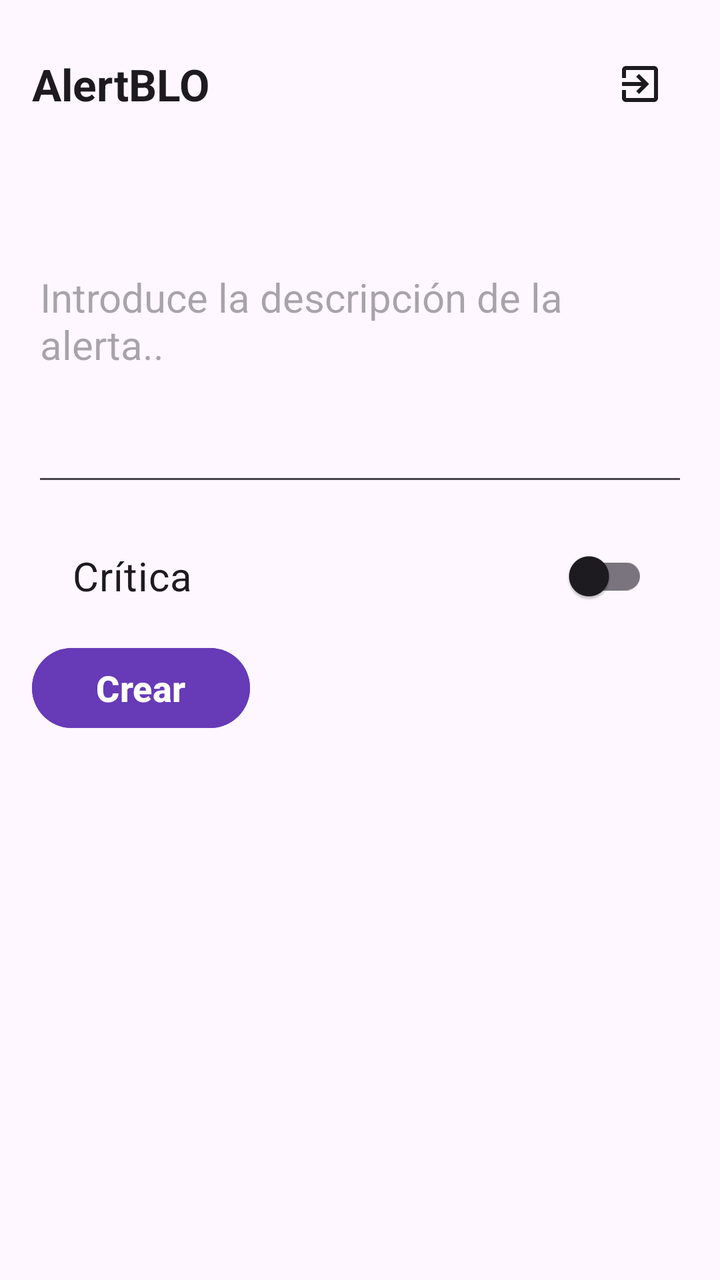
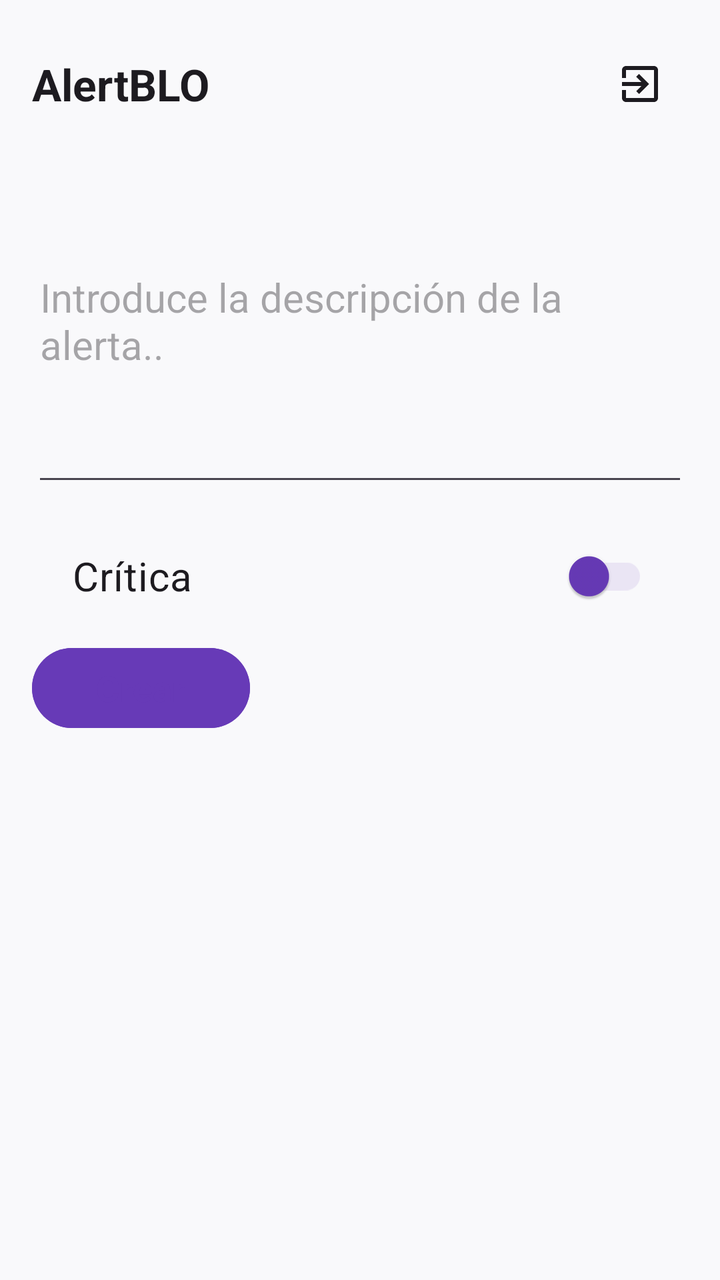

Compare the two renders of this Android layout. The source of the first and the diff that turns it into the second are given below.
<!-- AndroidManifest.xml: application theme Theme.AlertBLO -->
<!-- res/layout/fragment_home.xml -->
<?xml version="1.0" encoding="utf-8"?>
<LinearLayout xmlns:android="http://schemas.android.com/apk/res/android"
    xmlns:app="http://schemas.android.com/apk/res-auto"
    android:layout_width="match_parent"
    android:layout_height="match_parent"
    android:orientation="vertical"
    android:paddingStart="16dp"
    android:paddingEnd="16dp"
    android:paddingTop="14dp" >

    <RelativeLayout
        android:layout_width="match_parent"
        android:layout_height="wrap_content"
        android:paddingBottom="8dp" >

        <TextView
            android:id="@+id/txtAppName"
            android:layout_width="wrap_content"
            android:layout_height="wrap_content"
            android:layout_centerVertical="true"
            android:layout_toStartOf="@id/btn_salir"
            android:layout_alignParentStart="true"
            android:layout_marginEnd="8dp"
            android:gravity="start"
            android:maxLines="1"
            android:ellipsize="end"
            android:text="@string/txt_appname"
            android:textSize="22sp"
            android:textStyle="bold"
            android:textColor="?attr/colorOnSurface" />

        <ImageButton
            android:id="@+id/btn_salir"
            android:layout_width="48dp"
            android:layout_height="48dp"
            android:layout_alignParentEnd="true"
            android:layout_centerVertical="true"
            android:background="?attr/selectableItemBackgroundBorderless"
            android:contentDescription="@string/txt_salir"
            android:src="@drawable/ic_salir"
            app:tint="?attr/colorOnSurface" />

    </RelativeLayout>

    <EditText
        android:id="@+id/alerta"
        android:layout_width="match_parent"
        android:layout_height="178dp"
        android:textSize="20sp"
        android:hint="@string/txt_text_fondo"
        android:inputType="textMultiLine"
        android:autofillHints="no"
        android:visibility="visible" />

    <com.google.android.material.switchmaterial.SwitchMaterial
        android:id="@+id/sw_critica"
        android:layout_width="match_parent"
        android:layout_height="wrap_content"
        android:layout_marginTop="16dp"
        android:layout_marginBottom="8dp"
        android:paddingHorizontal="20dp"
        android:textSize="20sp"
        android:text="@string/sw_critica" />

    <Button
        android:id="@+id/btt_crear"
        android:layout_width="109dp"
        android:layout_height="wrap_content"
        android:text="@string/txt_crear"
        android:textStyle="bold"
        android:textSize="18sp"
        android:backgroundTint="#673AB7"/>

</LinearLayout>
<!-- resources referenced by this layout -->
<resources>
  <!-- drawable ic_salir (drawable) -->
  <vector xmlns:android="http://schemas.android.com/apk/res/android" android:autoMirrored="true" android:height="24dp" android:tint="#000000" android:viewportHeight="24" android:viewportWidth="24" android:width="24dp">
        
      <path android:fillColor="@android:color/white" android:pathData="M10.09,15.59L11.5,17l5,-5 -5,-5 -1.41,1.41L12.67,11H3v2h9.67l-2.58,2.59zM19,3H5c-1.11,0 -2,0.9 -2,2v4h2V5h14v14H5v-4H3v4c0,1.1 0.89,2 2,2h14c1.1,0 2,-0.9 2,-2V5c0,-1.1 -0.9,-2 -2,-2z"/>
      
  </vector>
  <string name="sw_critica">Crítica</string>
  <string name="txt_appname" translatable="false">AlertBLO</string>
  <string name="txt_crear" translatable="false">Crear</string>
  <string name="txt_salir">salir</string>
  <string name="txt_text_fondo">Introduce la descripción de la alerta..</string>
  <style name="Theme.AlertBLO" parent="Base.Theme.AlertBLO" />
  <style name="Base.Theme.AlertBLO" parent="Theme.Material3.DayNight.NoActionBar">
          
          
      </style>
</resources>

<!-- the commit's change to res/layout/fragment_home.xml (unified diff, before → after) -->
@@ -6,7 +6,8 @@
     android:orientation="vertical"
     android:paddingStart="16dp"
     android:paddingEnd="16dp"
-    android:paddingTop="14dp" >
+    android:paddingTop="14dp"
+    android:background="@color/fondo_pantalla" >
 
     <RelativeLayout
         android:layout_width="match_parent"
@@ -60,7 +61,9 @@
         android:layout_marginBottom="8dp"
         android:paddingHorizontal="20dp"
         android:textSize="20sp"
-        android:text="@string/sw_critica" />
+        android:text="@string/sw_critica"
+        app:thumbTint="@color/fondo_item"
+        app:trackTint="@color/borde" />
 
     <Button
         android:id="@+id/btt_crear"
@@ -69,6 +72,7 @@
         android:text="@string/txt_crear"
         android:textStyle="bold"
         android:textSize="18sp"
-        android:backgroundTint="#673AB7"/>
+        android:backgroundTint="@color/fondo_item"
+        android:textColor="@color/borde" />
 
 </LinearLayout>
<!-- resource entries referenced after the edit -->
@@ -1,5 +1,8 @@
 <!-- resources referenced by this layout -->
 <resources>
+  <color name="borde">#1A673AB7</color>
+  <color name="fondo_item">#673AB7</color>
+  <color name="fondo_pantalla">#F9F9FB</color>
   <!-- drawable ic_salir (drawable) -->
   <vector xmlns:android="http://schemas.android.com/apk/res/android" android:autoMirrored="true" android:height="24dp" android:tint="#000000" android:viewportHeight="24" android:viewportWidth="24" android:width="24dp">
         
